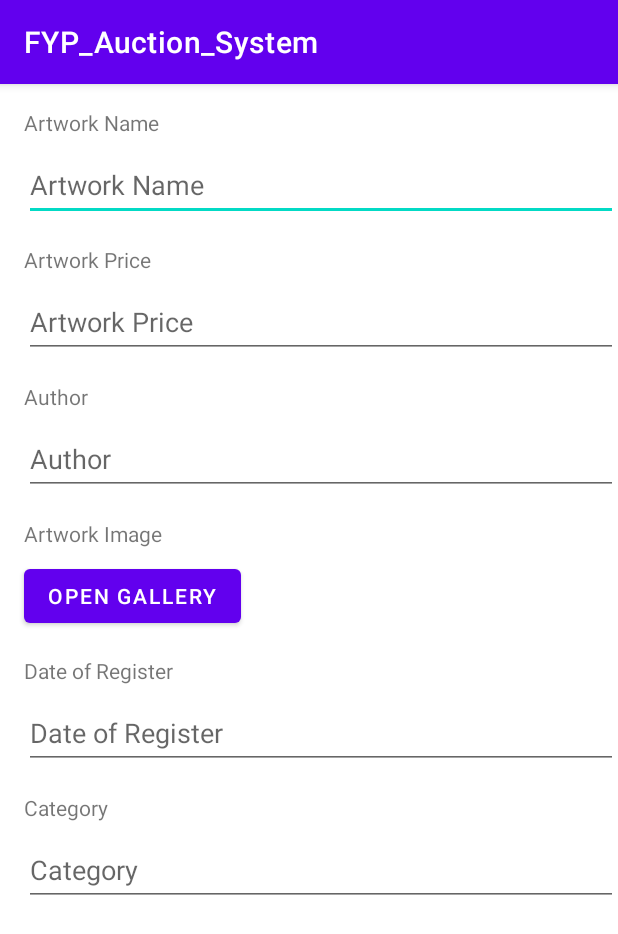
After one commit to AaronNg1206/FYP_Auction_System, an Android app: the fragment customer_Add_Artwork shown on its own in the app's theme, on a phone screen of 412 x 824 dp. The commit adds this screen. Shown: the top 934 px of the screen. Run offline under Robolectric (Android 15) with nearby library versions, the phone set to English and light mode, and no system bars.

Commit message:
cusAddArtworkV1

```diff
--- /dev/null
+++ b/app/src/main/java/com/nghycp/fyp_auction_system/customer_Add_Artwork.kt
@@ -0,0 +1,59 @@
+package com.nghycp.fyp_auction_system
+
+import android.os.Bundle
+import androidx.fragment.app.Fragment
+import android.view.LayoutInflater
+import android.view.View
+import android.view.ViewGroup
+
+// TODO: Rename parameter arguments, choose names that match
+// the fragment initialization parameters, e.g. ARG_ITEM_NUMBER
+private const val ARG_PARAM1 = "param1"
+private const val ARG_PARAM2 = "param2"
+
+/**
+ * A simple [Fragment] subclass.
+ * Use the [customer_Add_Artwork.newInstance] factory method to
+ * create an instance of this fragment.
+ */
+class customer_Add_Artwork : Fragment() {
+    // TODO: Rename and change types of parameters
+    private var param1: String? = null
+    private var param2: String? = null
+
+    override fun onCreate(savedInstanceState: Bundle?) {
+        super.onCreate(savedInstanceState)
+        arguments?.let {
+            param1 = it.getString(ARG_PARAM1)
+            param2 = it.getString(ARG_PARAM2)
+        }
+    }
+
+    override fun onCreateView(
+        inflater: LayoutInflater, container: ViewGroup?,
+        savedInstanceState: Bundle?
+    ): View? {
+        // Inflate the layout for this fragment
+        return inflater.inflate(R.layout.fragment_customer__add__artwork, container, false)
+    }
+
+    companion object {
+        /**
+         * Use this factory method to create a new instance of
+         * this fragment using the provided parameters.
+         *
+         * @param param1 Parameter 1.
+         * @param param2 Parameter 2.
+         * @return A new instance of fragment customer_Add_Artwork.
+         */
+        // TODO: Rename and change types and number of parameters
+        @JvmStatic
+        fun newInstance(param1: String, param2: String) =
+            customer_Add_Artwork().apply {
+                arguments = Bundle().apply {
+                    putString(ARG_PARAM1, param1)
+                    putString(ARG_PARAM2, param2)
+                }
+            }
+    }
+}
--- /dev/null
+++ b/app/src/main/res/layout/fragment_customer__add__artwork.xml
@@ -0,0 +1,141 @@
+<?xml version="1.0" encoding="utf-8"?>
+<androidx.constraintlayout.widget.ConstraintLayout xmlns:android="http://schemas.android.com/apk/res/android"
+    xmlns:app="http://schemas.android.com/apk/res-auto"
+    xmlns:tools="http://schemas.android.com/tools"
+    android:id="@+id/frameLayout"
+    android:layout_width="match_parent"
+    android:layout_height="match_parent"
+    tools:context=".customer_Add_Artwork">
+
+    <TextView
+        android:id="@+id/textView_productName"
+        android:layout_width="wrap_content"
+        android:layout_height="wrap_content"
+        android:layout_marginStart="16dp"
+        android:layout_marginTop="16dp"
+        android:text="@string/productName"
+        app:layout_constraintStart_toStartOf="parent"
+        app:layout_constraintTop_toTopOf="parent" />
+
+    <EditText
+        android:id="@+id/editText_productName"
+        android:layout_width="0dp"
+        android:layout_height="wrap_content"
+        android:layout_marginTop="8dp"
+        android:height="@dimen/minHeight"
+        android:ems="10"
+        android:hint="@string/productName"
+        android:inputType="textPersonName"
+        android:minHeight="@dimen/minHeight"
+        app:layout_constraintEnd_toEndOf="parent"
+        app:layout_constraintStart_toStartOf="@+id/textView_productName"
+        app:layout_constraintTop_toBottomOf="@+id/textView_productName" />
+
+    <TextView
+        android:id="@+id/textView_ProductPrice"
+        android:layout_width="wrap_content"
+        android:layout_height="wrap_content"
+        android:layout_marginTop="16dp"
+        android:text="@string/product_Price"
+        app:layout_constraintStart_toStartOf="@+id/editText_productName"
+        app:layout_constraintTop_toBottomOf="@+id/editText_productName" />
+
+    <EditText
+        android:id="@+id/editTextTextPersonName2"
+        android:layout_width="0dp"
+        android:layout_height="wrap_content"
+        android:layout_marginTop="8dp"
+        android:height="@dimen/minHeight"
+        android:ems="10"
+        android:hint="@string/product_Price"
+        android:inputType="textPersonName"
+        android:minHeight="@dimen/minHeight"
+        app:layout_constraintEnd_toEndOf="parent"
+        app:layout_constraintStart_toStartOf="@+id/textView_ProductPrice"
+        app:layout_constraintTop_toBottomOf="@+id/textView_ProductPrice" />
+
+    <TextView
+        android:id="@+id/textView_productAuthor"
+        android:layout_width="wrap_content"
+        android:layout_height="wrap_content"
+        android:layout_marginTop="16dp"
+        android:text="@string/Author"
+        app:layout_constraintStart_toStartOf="@+id/editTextTextPersonName2"
+        app:layout_constraintTop_toBottomOf="@+id/editTextTextPersonName2" />
+
+    <EditText
+        android:id="@+id/editTextTextPersonName3"
+        android:layout_width="0dp"
+        android:layout_height="wrap_content"
+        android:layout_marginTop="8dp"
+        android:height="@dimen/minHeight"
+        android:ems="10"
+        android:hint="@string/Author"
+        android:inputType="textPersonName"
+        android:minHeight="@dimen/minHeight"
+        app:layout_constraintEnd_toEndOf="parent"
+        app:layout_constraintStart_toStartOf="@+id/textView_productAuthor"
+        app:layout_constraintTop_toBottomOf="@+id/textView_productAuthor" />
+
+    <Button
+        android:id="@+id/button_openGallery"
+        android:layout_width="wrap_content"
+        android:layout_height="wrap_content"
+        android:layout_marginTop="8dp"
+        android:text="@string/OpenGallery"
+        app:layout_constraintStart_toStartOf="@+id/textView_productImage"
+        app:layout_constraintTop_toBottomOf="@+id/textView_productImage" />
+
+    <TextView
+        android:id="@+id/textView_productImage"
+        android:layout_width="wrap_content"
+        android:layout_height="wrap_content"
+        android:layout_marginTop="16dp"
+        android:text="@string/product_image"
+        app:layout_constraintStart_toStartOf="@+id/editTextTextPersonName3"
+        app:layout_constraintTop_toBottomOf="@+id/editTextTextPersonName3" />
+
+    <TextView
+        android:id="@+id/textView_date"
+        android:layout_width="wrap_content"
+        android:layout_height="wrap_content"
+        android:layout_marginTop="16dp"
+        android:text="@string/DateOfRegister"
+        app:layout_constraintStart_toStartOf="@+id/button_openGallery"
+        app:layout_constraintTop_toBottomOf="@+id/button_openGallery" />
+
+    <EditText
+        android:id="@+id/editTextTextPersonName4"
+        android:layout_width="0dp"
+        android:layout_height="wrap_content"
+        android:layout_marginTop="8dp"
+        android:ems="10"
+        android:hint="@string/DateOfRegister"
+        android:inputType="textPersonName"
+        android:minHeight="@dimen/minHeight"
+        app:layout_constraintEnd_toEndOf="parent"
+        app:layout_constraintStart_toStartOf="@+id/textView_date"
+        app:layout_constraintTop_toBottomOf="@+id/textView_date" />
+
+    <TextView
+        android:id="@+id/TextView_Category"
+        android:layout_width="wrap_content"
+        android:layout_height="wrap_content"
+        android:layout_marginTop="16dp"
+        android:text="@string/Category"
+        app:layout_constraintStart_toStartOf="@+id/editTextTextPersonName4"
+        app:layout_constraintTop_toBottomOf="@+id/editTextTextPersonName4" />
+
+    <EditText
+        android:id="@+id/editTextTextPersonName5"
+        android:layout_width="0dp"
+        android:layout_height="wrap_content"
+        android:layout_marginTop="8dp"
+        android:ems="10"
+        android:hint="@string/Category"
+        android:inputType="textPersonName"
+        android:minHeight="@dimen/minHeight"
+        app:layout_constraintEnd_toEndOf="parent"
+        app:layout_constraintStart_toStartOf="@+id/TextView_Category"
+        app:layout_constraintTop_toBottomOf="@+id/TextView_Category" />
+</androidx.constraintlayout.widget.ConstraintLayout>
--- a/app/src/main/res/values/dimens.xml
+++ b/app/src/main/res/values/dimens.xml
@@ -1,3 +1,4 @@
 <resources>
     <dimen name="fab_margin">16dp</dimen>
+    <dimen name="minHeight">48dp</dimen>
 </resources>
--- a/app/src/main/res/values/strings.xml
+++ b/app/src/main/res/values/strings.xml
@@ -9,4 +9,13 @@
 
     <string name="hello_first_fragment">Hello first fragment</string>
     <string name="hello_second_fragment">Hello second fragment. Arg: %1$s</string>
+    <!-- TODO: Remove or change this placeholder text -->
+    <string name="hello_blank_fragment">Hello blank fragment</string>
+    <string name="productName">Artwork Name</string>
+    <string name="product_Price">Artwork Price</string>
+    <string name="product_image">Artwork Image</string>
+    <string name="Author">Author</string>
+    <string name="OpenGallery">Open Gallery</string>
+    <string name="DateOfRegister">Date of Register</string>
+    <string name="Category">Category</string>
 </resources>
--- a/build.gradle
+++ b/build.gradle
@@ -2,7 +2,7 @@
 plugins {
     id 'com.android.application' version '7.2.2' apply false
     id 'com.android.library' version '7.2.2' apply false
-    id 'org.jetbrains.kotlin.android' version '1.6.10' apply false
+    id 'org.jetbrains.kotlin.android' version '1.7.10' apply false
 }
 
 task clean(type: Delete) {
```
